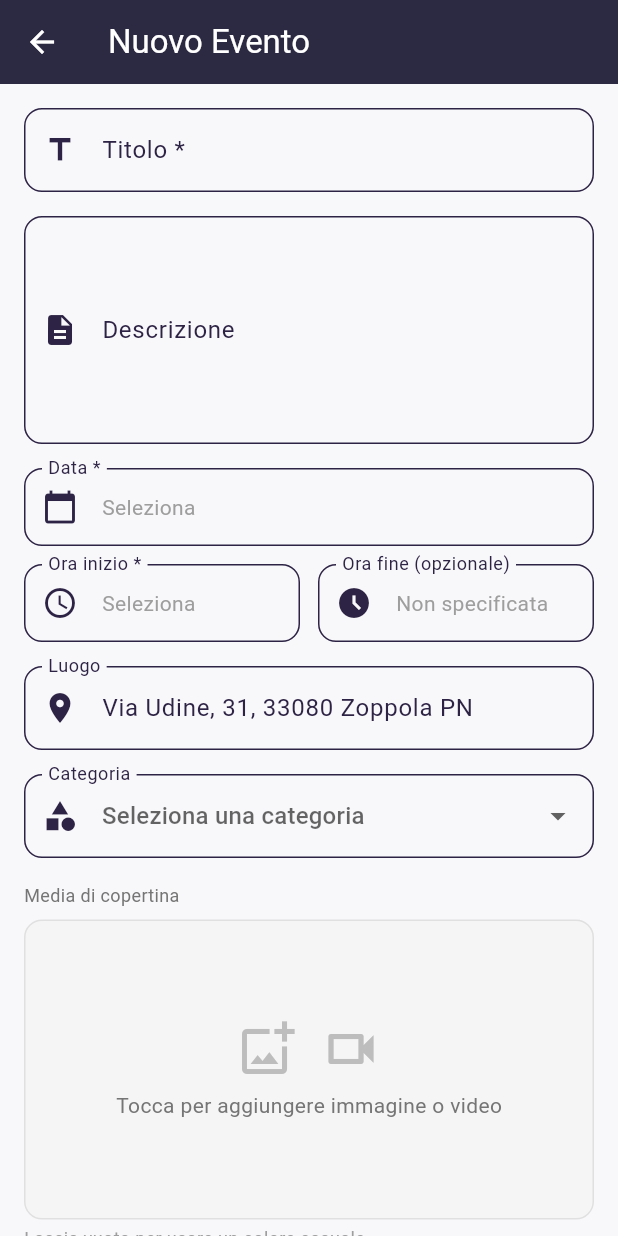
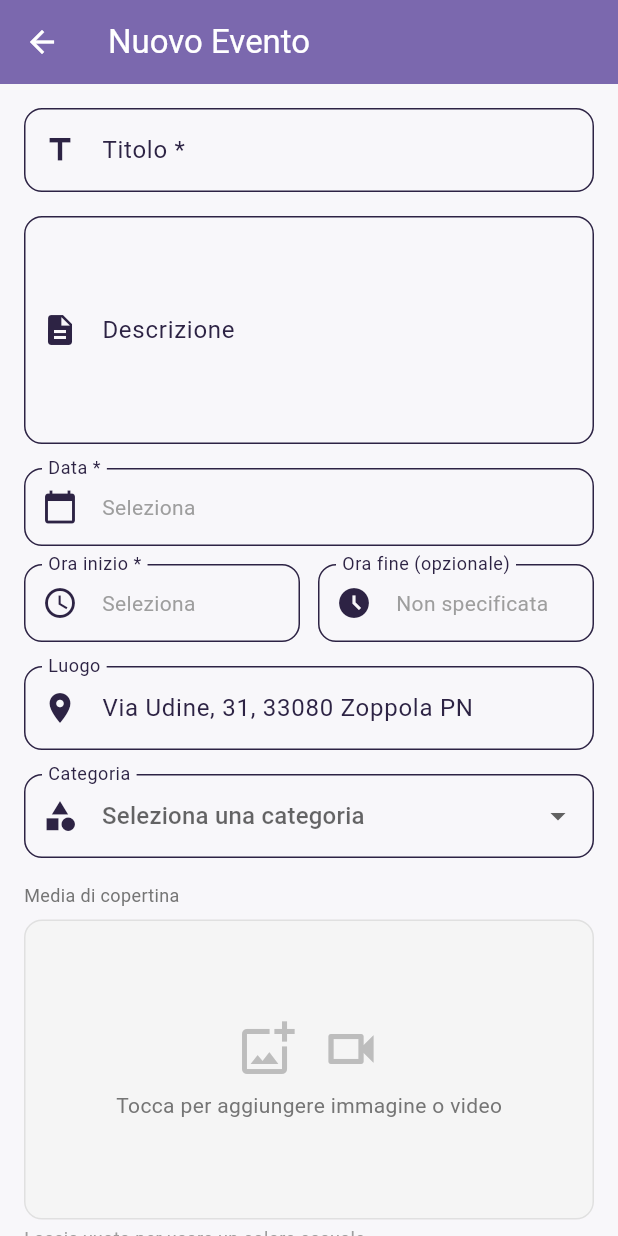
Before and after one commit to Silvano14/CodaDelleMore, a Flutter app: the AdminEventsPage screen opened directly, after a tap on "Nuovo Evento", on a phone screen of 412 x 824 dp. Run offline on Flutter 3.47's test engine with Material 3 defaults, Android fonts, the phone set to English and light mode, and no system bars; our stand-ins replace flutter_dotenv, image_picker, supabase_flutter; accounts and stored records are empty.

Commit message:
Aggiornate pagine admin con nuova palette colori
- admin_events_page.dart: AppBar, FAB e icone usano AppColors.primary
- event_form_page.dart: pulsanti, switch e picker usano AppColors
- event_bookings_page.dart: header e gradienti usano AppColors

Co-Authored-By: Claude Opus 4.5 <noreply@anthropic.com>

```diff
--- a/lib/pages/admin/admin_events_page.dart
+++ b/lib/pages/admin/admin_events_page.dart
@@ -3,6 +3,7 @@ import 'package:supabase_flutter/supabase_flutter.dart';
 import 'package:intl/intl.dart';
 import 'event_form_page.dart';
 import 'event_bookings_page.dart';
+import '../../constants/colors.dart';
 
 class AdminEventsPage extends StatefulWidget {
   const AdminEventsPage({super.key});
@@ -85,7 +86,7 @@ class _AdminEventsPageState extends State<AdminEventsPage> {
     return Scaffold(
       appBar: AppBar(
         title: const Text('Gestione Eventi'),
-        backgroundColor: const Color(0xFF2C2942),
+        backgroundColor: AppColors.primary,
         foregroundColor: Colors.white,
       ),
       body: FutureBuilder<List<Map<String, dynamic>>>(
@@ -163,7 +164,7 @@ class _AdminEventsPageState extends State<AdminEventsPage> {
                       borderRadius: BorderRadius.circular(8),
                       color: isPast
                           ? Colors.grey[300]
-                          : const Color(0xFF2C2942).withValues(alpha: 0.1),
+                          : AppColors.primary.withValues(alpha: 0.1),
                       image: event['cover_image'] != null
                           ? DecorationImage(
                               image: NetworkImage(event['cover_image']),
@@ -176,7 +177,7 @@ class _AdminEventsPageState extends State<AdminEventsPage> {
                             Icons.event,
                             color: isPast
                                 ? Colors.grey[600]
-                                : const Color(0xFF2C2942),
+                                : AppColors.primary,
                           )
                         : null,
                   ),
@@ -330,7 +331,7 @@ class _AdminEventsPageState extends State<AdminEventsPage> {
         },
         icon: const Icon(Icons.add),
         label: const Text('Nuovo Evento'),
-        backgroundColor: const Color(0xFF2C2942),
+        backgroundColor: AppColors.primary,
         foregroundColor: Colors.white,
       ),
     );
--- a/lib/pages/admin/event_form_page.dart
+++ b/lib/pages/admin/event_form_page.dart
@@ -5,6 +5,7 @@ import 'package:flutter/services.dart';
 import 'package:image_picker/image_picker.dart';
 import 'package:intl/intl.dart';
 import 'package:supabase_flutter/supabase_flutter.dart';
+import '../../constants/colors.dart';
 
 class EventFormPage extends StatefulWidget {
   final Map<String, dynamic>? event;
@@ -595,7 +596,7 @@ class _EventFormPageState extends State<EventFormPage> {
                 leading: Container(
                   padding: const EdgeInsets.all(12),
                   decoration: BoxDecoration(
-                    color: const Color(0xFF2C2942).withValues(alpha: 0.1),
+                    color: AppColors.primary.withValues(alpha: 0.1),
                     borderRadius: BorderRadius.circular(12),
                   ),
                   child: const Icon(Icons.image, color: Color(0xFF2C2942)),
@@ -611,7 +612,7 @@ class _EventFormPageState extends State<EventFormPage> {
                 leading: Container(
                   padding: const EdgeInsets.all(12),
                   decoration: BoxDecoration(
-                    color: const Color(0xFF2C2942).withValues(alpha: 0.1),
+                    color: AppColors.primary.withValues(alpha: 0.1),
                     borderRadius: BorderRadius.circular(12),
                   ),
                   child: const Icon(Icons.videocam, color: Color(0xFF2C2942)),
@@ -635,7 +636,7 @@ class _EventFormPageState extends State<EventFormPage> {
     return Scaffold(
       appBar: AppBar(
         title: Text(widget.event != null ? 'Modifica Evento' : 'Nuovo Evento'),
-        backgroundColor: const Color(0xFF2C2942),
+        backgroundColor: AppColors.primary,
         foregroundColor: Colors.white,
       ),
       body: Form(
@@ -845,7 +846,7 @@ class _EventFormPageState extends State<EventFormPage> {
                             _bookingsEnabled = value;
                           });
                         },
-                        activeTrackColor: const Color(0xFF2C2942),
+                        activeTrackColor: AppColors.primary,
                       ),
                     ],
                   ),
@@ -993,7 +994,7 @@ class _EventFormPageState extends State<EventFormPage> {
             ElevatedButton(
               onPressed: _isLoading ? null : _saveEvent,
               style: ElevatedButton.styleFrom(
-                backgroundColor: const Color(0xFF2C2942),
+                backgroundColor: AppColors.primary,
                 foregroundColor: Colors.white,
                 padding: const EdgeInsets.symmetric(vertical: 16),
                 shape: RoundedRectangleBorder(
```
Also changed, not shown: lib/pages/admin/event_bookings_page.dart (+3 -9 lines).
